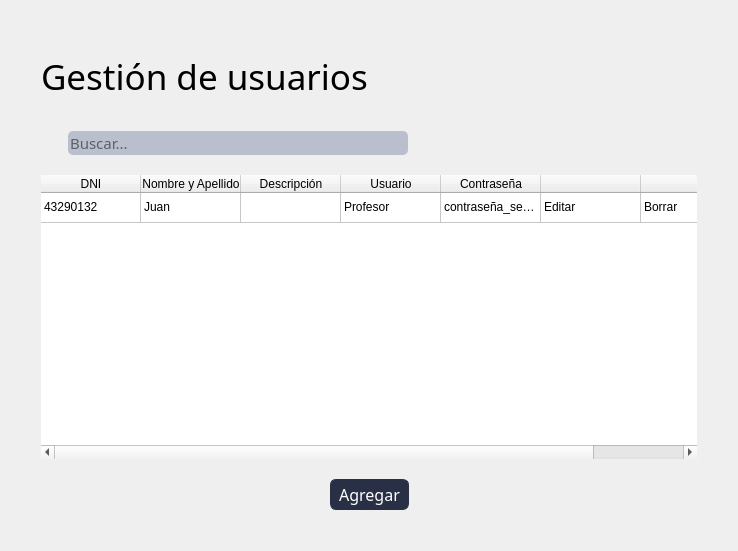
The window that blustock/ui/screens_uis/usuarios.ui (MaxAPBusiness/Blustock) describes before a commit, drawn with Qt 5.
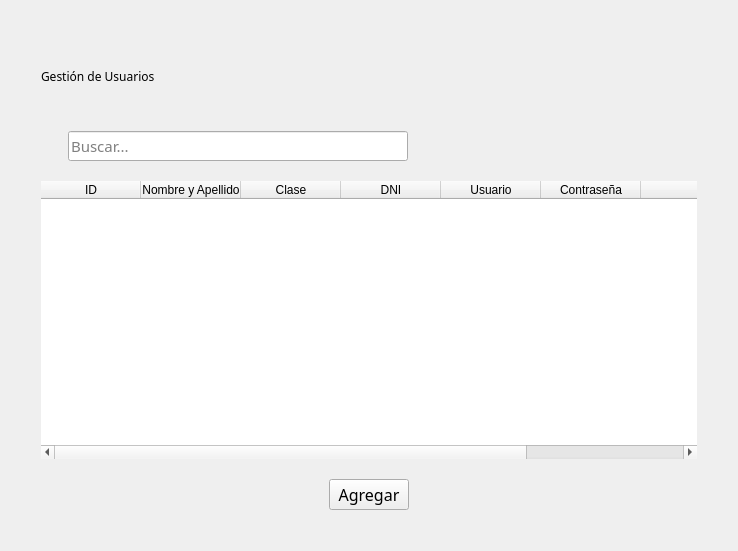
The same window after the commit. Icons and pictures are not drawn.

Commit message: Conecté el fetch.

The edit to the form file:
```diff
--- a/blustock/ui/screens_uis/usuarios.ui
+++ b/blustock/ui/screens_uis/usuarios.ui
@@ -14,133 +14,7 @@
    <string>Form</string>
   </property>
   <property name="styleSheet">
-   <string notr="true">*{
-    font-family: 'Oswald', sans-serif;
-    font-weight: 400;
-}
-
-QMenuBar{
-    background-color: #293045;
-    padding: 0;    
-    font-size: 14px;
-    color:white;
-}
-
-QMenuBar:item{
-    padding: 17px;
-    border-radius: 10px;
-
-}
-
-QMenuBar:item:selected{
-    background-color: #768AC5;
-    color:black;
-    border-radius: 5px;
-    margin: 10px;
-    
-    
-
-}
-
-QMenu{
-    background-color: #293045;
-
-    color: white;
-}
-
-QMenu:item{
-    padding: 5px;
-    border-radius: 5px;
-}
-
-QMenu:item:selected{
-    background-color: #768AC5;
-    color:white;
-
-}
-Qmenu#icon{
-   icon:size 40px; 
-    
-}
-
-
-QRadioButton:indicator{
-    border-style: solid;
-    border-color:  #293045;
-    border-radius: 6%;
-    border-width:  2px;
-    background-color: #BABFCE;
-}
-QRadioButton::indicator:checked{
-    background-color: #768AC5;
-}
-
-#label{
-    font-size: 35px;
-}
-
-#usuariosLabel{
-    font-size: 14px;
-}
-
-#contraseALabel{
-    font-size: 14px;
-}
-
-#usuariosLineEdit{
-    width: 170px;
-    height: 20px;
-    border-radius: 10px;
-}
-
-#passwordLineEdit{
-    width: 170px;
-    height: 20px;
-    border-radius: 10px;
-}
-
-#labelprofesores{
-    font-size: 26px;
-}
-
-QLineEdit{
-    border-radius: 5px;
-    background-color: #BABFCE;
-    
-}
-
-#title{
-    width: 100px;
-    height: 200px;
-}
-
-
-
-QPushButton{
-    border-color:#293045;
-    border-style: solid;
-    border-width: 1px;
-    border-radius: 6px;
-    background-color: #293045;
-    color:#ffffff;
-    padding: 3px 8px;
-
-}
-QPushButton:hover{
-    background-color:#768AC5;
-    color:#293045;
-}
-QPushButton:pressed {
-    background-color: #293045;
-
-}
-
-#pushButton_5{
-    padding: 10px;
-    background-color: #768AC5;
-    border-radius: 15%;
-}
-
+   <string notr="true">
 </string>
   </property>
   <layout class="QHBoxLayout" name="horizontalLayout_3">
@@ -178,11 +52,12 @@
        <property name="font">
         <font>
          <family>Oswald</family>
+         <weight>50</weight>
          <bold>false</bold>
         </font>
        </property>
        <property name="text">
-        <string>Gestión de usuarios</string>
+        <string>Gestión de Usuarios</string>
        </property>
       </widget>
      </item>
@@ -222,6 +97,7 @@
           <font>
            <family>Oswald</family>
            <pointsize>11</pointsize>
+           <weight>50</weight>
            <bold>false</bold>
           </font>
          </property>
@@ -268,14 +144,9 @@
        <attribute name="verticalHeaderVisible">
         <bool>false</bool>
        </attribute>
-       <row>
-        <property name="text">
-         <string/>
-        </property>
-       </row>
        <column>
         <property name="text">
-         <string>DNI</string>
+         <string>ID</string>
         </property>
        </column>
        <column>
@@ -285,7 +156,12 @@
        </column>
        <column>
         <property name="text">
-         <string>Descripción</string>
+         <string>Clase</string>
+        </property>
+       </column>
+       <column>
+        <property name="text">
+         <string>DNI</string>
         </property>
        </column>
        <column>
@@ -308,36 +184,6 @@
          <string/>
         </property>
        </column>
-       <item row="0" column="0">
-        <property name="text">
-         <string>43290132</string>
-        </property>
-       </item>
-       <item row="0" column="1">
-        <property name="text">
-         <string>Juan </string>
-        </property>
-       </item>
-       <item row="0" column="3">
-        <property name="text">
-         <string>Profesor</string>
-        </property>
-       </item>
-       <item row="0" column="4">
-        <property name="text">
-         <string>contraseña_segura</string>
-        </property>
-       </item>
-       <item row="0" column="5">
-        <property name="text">
-         <string>Editar</string>
-        </property>
-       </item>
-       <item row="0" column="6">
-        <property name="text">
-         <string>Borrar</string>
-        </property>
-       </item>
       </widget>
      </item>
      <item>
@@ -367,6 +213,7 @@
           <font>
            <family>Oswald</family>
            <pointsize>12</pointsize>
+           <weight>50</weight>
            <bold>false</bold>
           </font>
          </property>
```
The commit also changes 2 other files.
